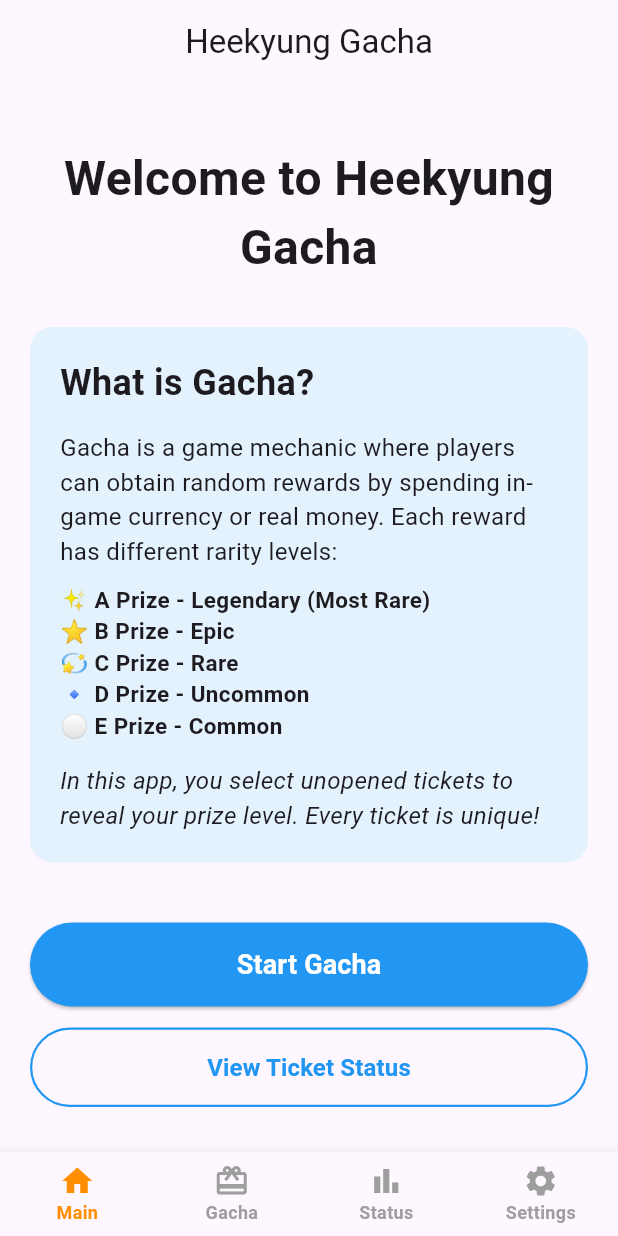
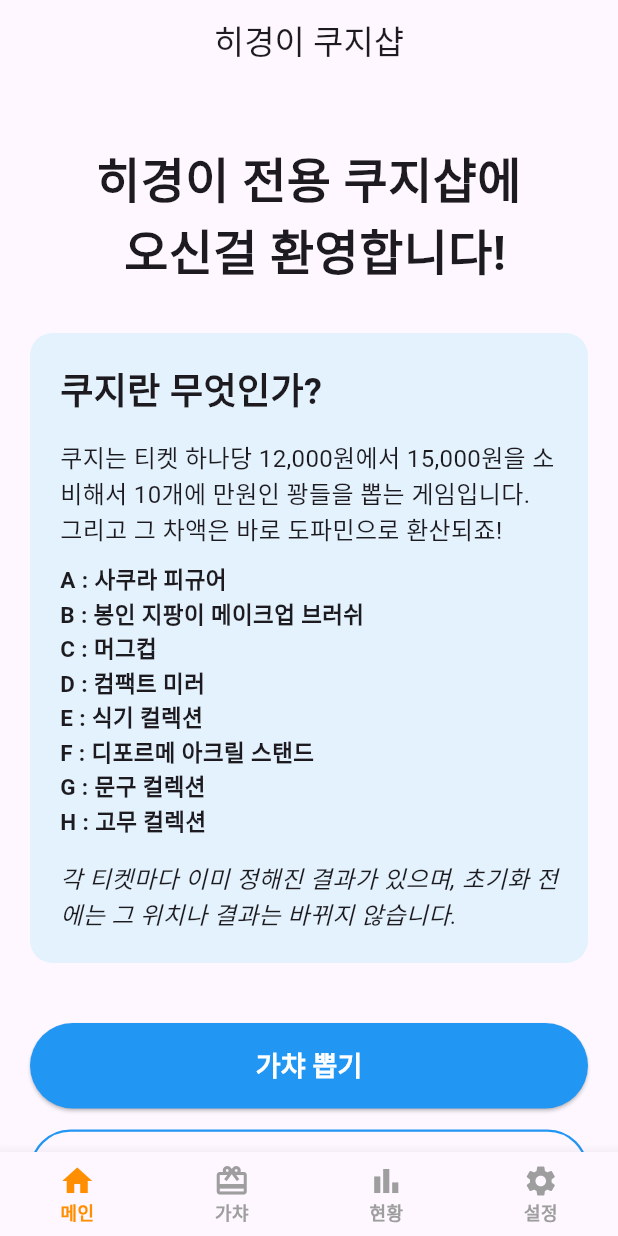
Before and after one commit to k1dn4p/gacha_kodex, a Flutter app: the screen it shows after launch, on a phone screen of 412 x 824 dp. Run offline on Flutter 3.47's test engine with Material 3 defaults, Android fonts, the phone set to English and light mode, and no system bars; our stand-ins replace shared_preferences.

Commit message:
Refactor theme prize configuration

```diff
--- /dev/null
+++ b/lib/constants/theme_config.dart
@@ -0,0 +1,16 @@
+const defaultThemeName = 'Cherry';
+
+const availableThemes = ['Cherry'];
+
+const Map<String, Map<String, String>> prizeNames = {
+  'Cherry': {
+    'A': '사쿠라 피규어',
+    'B': '봉인 지팡이 메이크업 브러쉬',
+    'C': '머그컵',
+    'D': '컴팩트 미러',
+    'E': '식기 컬렉션',
+    'F': '디포르메 아크릴 스탠드',
+    'G': '문구 컬렉션',
+    'H': '고무 컬렉션',
+  },
+};
--- a/lib/pages/gacha_page.dart
+++ b/lib/pages/gacha_page.dart
@@ -10,7 +10,7 @@ class GachaPage extends StatelessWidget {
   Widget build(BuildContext context) {
     return Scaffold(
       appBar: AppBar(
-        title: const Text('Pick Your Ticket'),
+        title: const Text('티켓을 골라주세요'),
         centerTitle: true,
       ),
       body: Consumer<TicketProvider>(
@@ -34,7 +34,7 @@ class GachaPage extends StatelessWidget {
                   crossAxisAlignment: CrossAxisAlignment.start,
                   children: [
                     Text(
-                      'Remaining tickets: ${unopenedTickets.length} / ${ticketProvider.tickets.length}',
+                      '남은 티켓 수 : ${unopenedTickets.length} / ${ticketProvider.tickets.length}',
                       style: const TextStyle(
                         fontSize: 22,
                         fontWeight: FontWeight.bold,
@@ -42,7 +42,7 @@ class GachaPage extends StatelessWidget {
                     ),
                     const SizedBox(height: 6),
                     Text(
-                      'Spent: $spentAmount',
+                      '소비 금액: $spentAmount',
                       style: TextStyle(
                         fontSize: 16,
                         fontWeight: FontWeight.w600,
@@ -100,7 +100,7 @@ class GachaPage extends StatelessWidget {
                           onPressed: () {
                             ticketProvider.initializeTickets();
                           },
-                          child: const Text('Reset Tickets'),
+                          child: const Text('티켓 초기화'),
                         ),
                       ],
                     ),
--- a/lib/pages/main_page.dart
+++ b/lib/pages/main_page.dart
@@ -1,14 +1,17 @@
 import 'package:flutter/material.dart';
 import '../widgets/app_bottom_nav.dart';
+import '../providers/ticket_provider.dart';
+import 'package:provider/provider.dart';
 
 class MainPage extends StatelessWidget {
   const MainPage({Key? key}) : super(key: key);
 
   @override
   Widget build(BuildContext context) {
+    final ticketProvider = context.watch<TicketProvider>();
     return Scaffold(
       appBar: AppBar(
-        title: const Text('Heekyung Gacha'),
+        title: const Text('히경이 쿠지샵'),
         centerTitle: true,
       ),
       body: SingleChildScrollView(
@@ -20,7 +23,7 @@ class MainPage extends StatelessWidget {
             children: [
               const SizedBox(height: 20),
               const Text(
-                'Welcome to Heekyung Gacha',
+                '히경이 전용 쿠지샵에 \n 오신걸 환영합니다!',
                 style: TextStyle(
                   fontSize: 32,
                   fontWeight: FontWeight.bold,
@@ -35,45 +38,37 @@ class MainPage extends StatelessWidget {
                   color: Colors.blue.shade50,
                   borderRadius: BorderRadius.circular(15),
                 ),
-                child: const Column(
+                child: Column(
                   crossAxisAlignment: CrossAxisAlignment.start,
                   children: [
-                    Text(
-                      'What is Gacha?',
+                    const Text(
+                      '쿠지란 무엇인가?',
                       style: TextStyle(
                         fontSize: 24,
                         fontWeight: FontWeight.bold,
                       ),
                     ),
                     SizedBox(height: 15),
-                    Text(
-                      'Gacha is a game mechanic where players can obtain random rewards by spending in-game currency or real money. Each reward has different rarity levels:',
+                    const Text(
+                      '쿠지는 티켓 하나당 12,000원에서 15,000원을 소비해서 10개에 만원인 꽝들을 뽑는 게임입니다.' ,
                       style: TextStyle(fontSize: 16),
                     ),
-                    SizedBox(height: 10),
-                    Text(
-                      '✨ A Prize - Legendary (Most Rare)',
-                      style: TextStyle(fontSize: 15, fontWeight: FontWeight.w600),
+                    const Text(
+                      '그리고 그 차액은 바로 도파민으로 환산되죠!' ,
+                      style: TextStyle(fontSize: 16),
                     ),
-                    Text(
-                      '⭐ B Prize - Epic',
-                      style: TextStyle(fontSize: 15, fontWeight: FontWeight.w600),
-                    ),
-                    Text(
-                      '💫 C Prize - Rare',
-                      style: TextStyle(fontSize: 15, fontWeight: FontWeight.w600),
-                    ),
-                    Text(
-                      '🔹 D Prize - Uncommon',
-                      style: TextStyle(fontSize: 15, fontWeight: FontWeight.w600),
-                    ),
-                    Text(
-                      '⚪ E Prize - Common',
-                      style: TextStyle(fontSize: 15, fontWeight: FontWeight.w600),
-                    ),
-                    SizedBox(height: 15),
-                    Text(
-                      'In this app, you select unopened tickets to reveal your prize level. Every ticket is unique!',
+                    const SizedBox(height: 10),
+                    for (final entry in ticketProvider.currentPrizeNames.entries)
+                      Text(
+                        '${entry.key} : ${entry.value}',
+                        style: const TextStyle(
+                          fontSize: 15,
+                          fontWeight: FontWeight.w600,
+                        ),
+                      ),
+                    const SizedBox(height: 15),
+                    const Text(
+                      '각 티켓마다 이미 정해진 결과가 있으며, 초기화 전에는 그 위치나 결과는 바뀌지 않습니다.',
                       style: TextStyle(fontSize: 16, fontStyle: FontStyle.italic),
                     ),
                   ],
@@ -92,7 +87,7 @@ class MainPage extends StatelessWidget {
                   backgroundColor: Colors.blue,
                 ),
                 child: const Text(
-                  'Start Gacha',
+                  '가챠 뽑기',
                   style: TextStyle(
                     fontSize: 18,
                     fontWeight: FontWeight.bold,
@@ -113,7 +108,7 @@ class MainPage extends StatelessWidget {
                   side: const BorderSide(color: Colors.blue, width: 1.5),
                 ),
                 child: const Text(
-                  'View Ticket Status',
+                  '현황판 보기',
                   style: TextStyle(
                     fontSize: 16,
                     fontWeight: FontWeight.w600,
--- a/lib/pages/setting_page.dart
+++ b/lib/pages/setting_page.dart
@@ -1,6 +1,7 @@
 import 'package:flutter/material.dart';
 import 'package:provider/provider.dart';
 
+import '../constants/theme_config.dart';
 import '../providers/ticket_provider.dart';
 import '../widgets/app_bottom_nav.dart';
 
@@ -16,6 +17,7 @@ class _SettingPageState extends State<SettingPage> {
   final Map<String, TextEditingController> _countControllers = {};
   late List<String> _activePrizeLevels;
   late final TextEditingController _ticketPriceController;
+  late String _selectedThemeName;
 
   @override
   void initState() {
@@ -31,6 +33,7 @@ class _SettingPageState extends State<SettingPage> {
     _ticketPriceController = TextEditingController(
       text: ticketProvider.ticketPrice.toString(),
     );
+    _selectedThemeName = ticketProvider.themeName;
   }
 
   @override
@@ -55,6 +58,7 @@ class _SettingPageState extends State<SettingPage> {
           prizeLevels: _activePrizeLevels,
           prizeCounts: prizeCounts,
           ticketPrice: ticketPrice,
+          themeName: _selectedThemeName,
         );
 
     if (!mounted) return;
@@ -122,18 +126,40 @@ class _SettingPageState extends State<SettingPage> {
                 TextFormField(
                   controller: _ticketPriceController,
                   decoration: const InputDecoration(
-                    labelText: 'Ticket price',
+                    labelText: '티켓 가격',
                     border: OutlineInputBorder(),
                   ),
                   keyboardType: TextInputType.number,
                   validator: _validateNumber,
+                ),
+                const SizedBox(height: 16),
+                DropdownButtonFormField<String>(
+                  value: _selectedThemeName,
+                  decoration: const InputDecoration(
+                    labelText: '테마',
+                    border: OutlineInputBorder(),
+                  ),
+                  items: availableThemes
+                      .map(
+                        (themeName) => DropdownMenuItem(
+                          value: themeName,
+                          child: Text(themeName),
+                        ),
+                      )
+                      .toList(),
+                  onChanged: (value) {
+                    if (value == null) return;
+                    setState(() {
+                      _selectedThemeName = value;
+                    });
+                  },
                 ),
                 const SizedBox(height: 24),
                 Row(
                   children: [
                     const Expanded(
                       child: Text(
-                        'Prize counts',
+                        '상품 개수 설정',
                         style: TextStyle(
                           fontSize: 18,
                           fontWeight: FontWeight.bold,
@@ -146,7 +172,7 @@ class _SettingPageState extends State<SettingPage> {
                           ? _removePrizeLevel
                           : null,
                       icon: const Icon(Icons.remove_circle_outline),
-                      tooltip: 'Remove prize level',
+                      tooltip: '상품 등급 제거',
                     ),
                     IconButton(
                       onPressed: _activePrizeLevels.length <
@@ -154,7 +180,7 @@ class _SettingPageState extends State<SettingPage> {
                           ? _addPrizeLevel
                           : null,
                       icon: const Icon(Icons.add_circle_outline),
-                      tooltip: 'Add prize level',
+                      tooltip: '상품 등급 추가',
                     ),
                   ],
                 ),
@@ -165,7 +191,7 @@ class _SettingPageState extends State<SettingPage> {
                     child: TextFormField(
                       controller: _countControllers[level],
                       decoration: InputDecoration(
-                        labelText: '$level prize count',
+                        labelText: '$level 상 개수',
                         border: const OutlineInputBorder(),
                       ),
                       keyboardType: TextInputType.number,
@@ -176,7 +202,7 @@ class _SettingPageState extends State<SettingPage> {
                 const SizedBox(height: 12),
                 FilledButton(
                   onPressed: _saveSettings,
-                  child: const Text('Save Settings'),
+                  child: const Text('설정 저장 및 티켓 초기화'),
                 ),
               ],
             ),
--- a/lib/pages/status_page.dart
+++ b/lib/pages/status_page.dart
@@ -12,7 +12,7 @@ class StatusPage extends StatelessWidget {
   Widget build(BuildContext context) {
     return Scaffold(
       appBar: AppBar(
-        title: const Text('Ticket Status'),
+        title: const Text('쿠지 현황판'),
         centerTitle: true,
       ),
       body: Consumer<TicketProvider>(
@@ -42,7 +42,7 @@ class StatusPage extends StatelessWidget {
                     borderRadius: BorderRadius.circular(20),
                   ),
                   child: Text(
-                    'Remaining tickets: $remainingCount / ${ticketProvider.tickets.length}',
+                    '남은 티켓 : $remainingCount / ${ticketProvider.tickets.length}',
                     style: const TextStyle(
                       fontSize: 22,
                       fontWeight: FontWeight.bold,
@@ -57,6 +57,8 @@ class StatusPage extends StatelessWidget {
                     child: _StatusRow(
                       prizeLevel: level,
                       tickets: tickets,
+                      prizeNames: ticketProvider.currentPrizeNames,
+                      themeName: ticketProvider.themeName,
                     ),
                   );
                 }),
@@ -74,10 +76,14 @@ class _StatusRow extends StatelessWidget {
   const _StatusRow({
     required this.prizeLevel,
     required this.tickets,
+    required this.prizeNames,
+    required this.themeName,
   });
 
   final String prizeLevel;
   final List<Ticket> tickets;
+  final Map<String, String> prizeNames;
+  final String themeName;
 
   @override
   Widget build(BuildContext context) {
@@ -118,13 +124,13 @@ class _StatusRow extends StatelessWidget {
                   mainAxisAlignment: MainAxisAlignment.center,
                   children: [
                     Image.asset(
-                      _prizeimagePathTicket(prizeLevel),
+                      _prizeImagePath(prizeLevel),
                       height: 88,
                       fit: BoxFit.contain,
                     ),
                     const SizedBox(height: 10),
                     Text(
-                      '$prizeLevel Prize',
+                      prizeNames[prizeLevel] ?? '$prizeLevel Prize',
                       style: const TextStyle(
                         fontSize: 18,
                         fontWeight: FontWeight.bold,
@@ -157,17 +163,17 @@ class _StatusRow extends StatelessWidget {
     );
   }
 
-  String _prizeimagePathTicket(String prizeLevel) {
+  String _prizeImagePath(String prizeLevel) {
     return switch (prizeLevel) {
-      'A' => 'assets/images/Cherry/prize_A.png',
-      'B' => 'assets/images/Cherry/prize_B.png',
-      'C' => 'assets/images/Cherry/prize_C.png',
-      'D' => 'assets/images/Cherry/prize_D.png',
-      'E' => 'assets/images/Cherry/prize_E.png',
-      'F' => 'assets/images/Cherry/prize_F.png',
-      'G' => 'assets/images/Cherry/prize_G.png',
-      'H' => 'assets/images/Cherry/prize_H.png',
-      _ => 'assets/images/Cherry/prize_H.png',
+      'A' => 'assets/images/$themeName/prize_A.png',
+      'B' => 'assets/images/$themeName/prize_B.png',
+      'C' => 'assets/images/$themeName/prize_C.png',
+      'D' => 'assets/images/$themeName/prize_D.png',
+      'E' => 'assets/images/$themeName/prize_E.png',
+      'F' => 'assets/images/$themeName/prize_F.png',
+      'G' => 'assets/images/$themeName/prize_G.png',
+      'H' => 'assets/images/$themeName/prize_H.png',
+      _ => 'assets/images/$themeName/prize_H.png',
     };
   }
 }
@@ -188,7 +194,7 @@ class _TicketGrid extends StatelessWidget {
     const ticketsPerRow = 5;
     const cardWidth = 42.0*multiple;
     const cardHeight = 52.0*multiple;
-    const horizontalStep = 40.0;
+    const horizontalStep = 30.0;
     const verticalStep = 40.0;
 
     final rowCount = (tickets.length / ticketsPerRow).ceil();
--- a/lib/providers/ticket_provider.dart
+++ b/lib/providers/ticket_provider.dart
@@ -2,6 +2,7 @@ import 'dart:convert';
 
 import 'package:flutter/material.dart';
 import 'package:shared_preferences/shared_preferences.dart';
+import '../constants/theme_config.dart';
 import '../models/ticket.dart';
 
 class TicketProvider with ChangeNotifier {
@@ -54,12 +55,16 @@ class TicketProvider with ChangeNotifier {
   List<String> _prizeLevels = List.from(_defaultPrizeLevels);
   Map<String, int> _prizeCounts = Map.from(_defaultPrizeCounts);
   int _ticketPrice = 0;
+  String _themeName = defaultThemeName;
 
   List<Ticket> get tickets => _tickets;
   Ticket? get selectedTicket => _selectedTicket;
   List<String> get prizeLevels => List.unmodifiable(_prizeLevels);
   Map<String, int> get prizeCounts => Map.unmodifiable(_prizeCounts);
   int get ticketPrice => _ticketPrice;
+  String get themeName => _themeName;
+  Map<String, String> get currentPrizeNames =>
+      Map.unmodifiable(prizeNames[_themeName] ?? const {});
   int get totalTicketCount =>
       _prizeCounts.values.fold(0, (total, count) => total + count);
 
@@ -79,7 +84,7 @@ class TicketProvider with ChangeNotifier {
     _tickets = List.generate(
       ticketPrizeLevels.length,
       (index) => Ticket(
-        themeName: 'Cherry',
+        themeName: _themeName,
         id: index + 1,
         prizeLevel: ticketPrizeLevels[index],
       ),
@@ -108,6 +113,7 @@ class TicketProvider with ChangeNotifier {
             .toList();
     final savedPrizeCounts =
         decodedSettings['prizeCounts'] as Map<String, dynamic>? ?? {};
+    final savedThemeName = decodedSettings['themeName'] as String?;
 
     if (savedPrizeLevels != null &&
         savedPrizeLevels.length >= minPrizeLevelCount) {
@@ -120,6 +126,9 @@ class TicketProvider with ChangeNotifier {
             0,
     };
     _ticketPrice = (decodedSettings['ticketPrice'] as num?)?.toInt() ?? 0;
+    _themeName = availableThemes.contains(savedThemeName)
+        ? savedThemeName!
+        : defaultThemeName;
   }
 
   Future<void> _loadTickets() async {
@@ -146,6 +155,7 @@ class TicketProvider with ChangeNotifier {
       'prizeLevels': _prizeLevels,
       'prizeCounts': _prizeCounts,
       'ticketPrice': _ticketPrice,
+      'themeName': _themeName,
     });
     await prefs.setString(_settingsStorageKey, encodedSettings);
   }
@@ -161,6 +171,7 @@ class TicketProvider with ChangeNotifier {
     required List<String> prizeLevels,
     required Map<String, int> prizeCounts,
     required int ticketPrice,
+    required String themeName,
   }) async {
     _prizeLevels = prizeLevels
         .where((level) => allPrizeLevels.contains(level))
@@ -170,6 +181,9 @@ class TicketProvider with ChangeNotifier {
       for (final level in _prizeLevels) level: prizeCounts[level] ?? 0,
     };
     _ticketPrice = ticketPrice;
+    _themeName = availableThemes.contains(themeName)
+        ? themeName
+        : defaultThemeName;
     await _saveSettings();
     await initializeTickets();
   }
--- a/lib/widgets/app_bottom_nav.dart
+++ b/lib/widgets/app_bottom_nav.dart
@@ -28,19 +28,19 @@ class AppBottomNav extends StatelessWidget {
       items: const [
         BottomNavigationBarItem(
           icon: Icon(Icons.home),
-          label: 'Main',
+          label: '메인',
         ),
         BottomNavigationBarItem(
           icon: Icon(Icons.redeem),
-          label: 'Gacha',
+          label: '가챠',
         ),
         BottomNavigationBarItem(
           icon: Icon(Icons.bar_chart),
-          label: 'Status',
+          label: '현황',
         ),
         BottomNavigationBarItem(
           icon: Icon(Icons.settings),
-          label: 'Settings',
+          label: '설정',
         ),
       ],
       onTap: (index) {
```
Also changed, not shown: lib/models/ticket.dart (+7 -0 lines), lib/pages/result_page.dart (+3 -25 lines).
